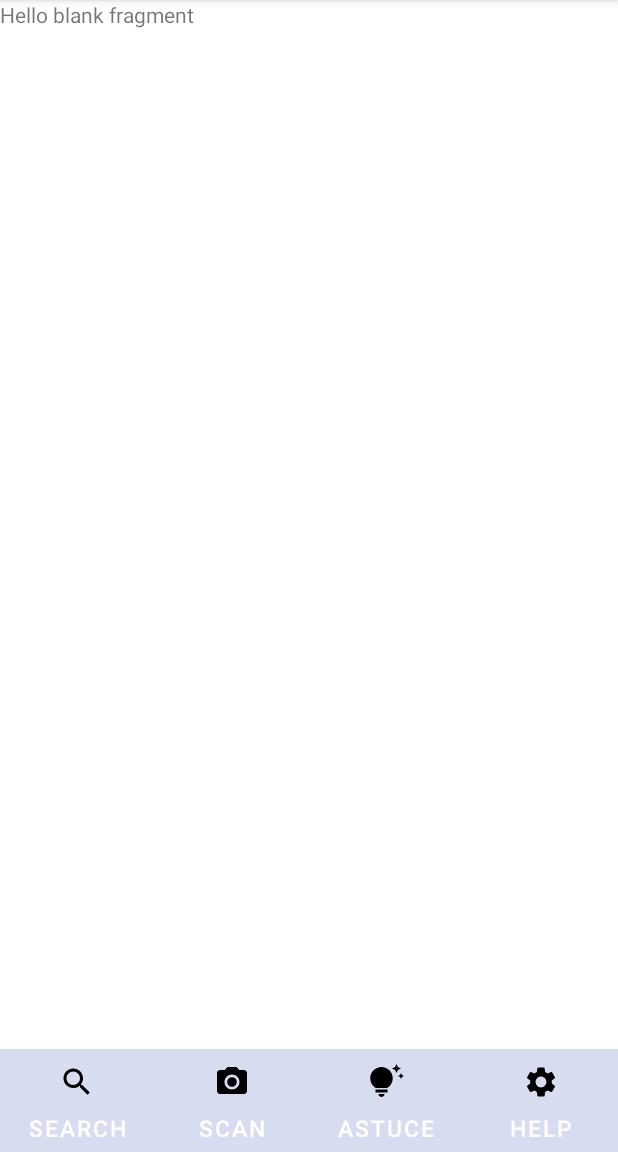
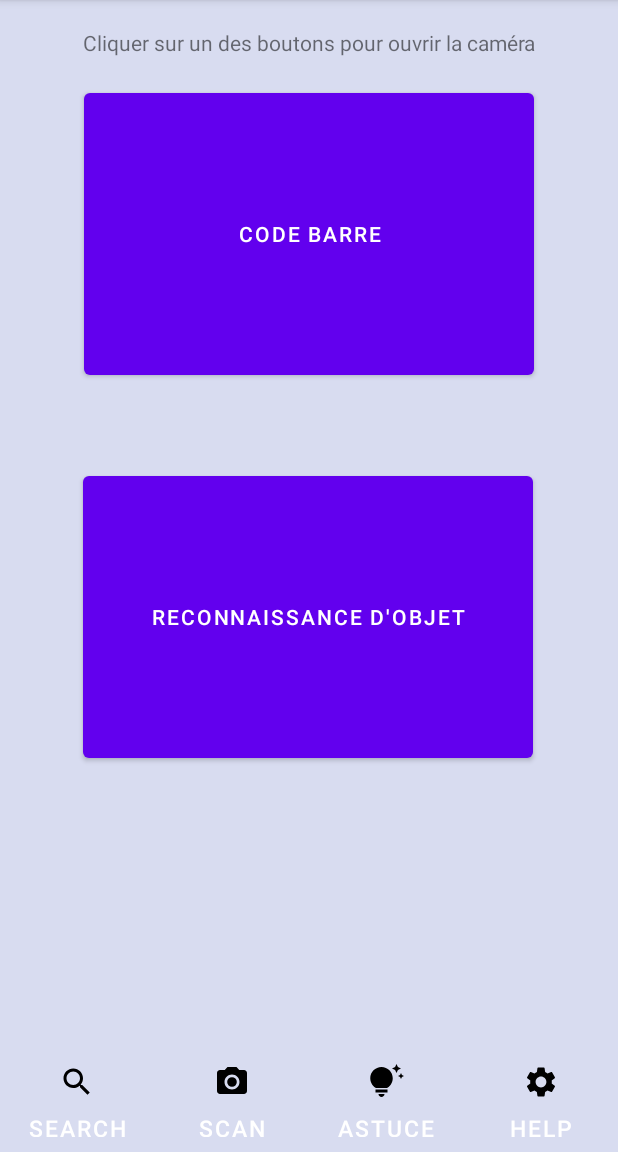
Before and after one commit to SuLois/MonDechetAPP, an Android app: the screen it shows after launch (MainActivity), after a tap on "SCAN", on a phone screen of 412 x 824 dp, the part 84-1236 px from its top. Run offline under Robolectric (Android 15) with nearby library versions, the phone set to English and light mode, and no system bars.

Commit message:
Ajout de deux boutons sur le layout scan

```diff
--- a/app/src/main/res/layout/fragment_scan.xml
+++ b/app/src/main/res/layout/fragment_scan.xml
@@ -1,14 +1,41 @@
 <?xml version="1.0" encoding="utf-8"?>
-<FrameLayout xmlns:android="http://schemas.android.com/apk/res/android"
+<androidx.constraintlayout.widget.ConstraintLayout
+    xmlns:android="http://schemas.android.com/apk/res/android"
+    xmlns:app="http://schemas.android.com/apk/res-auto"
     xmlns:tools="http://schemas.android.com/tools"
     android:layout_width="match_parent"
     android:layout_height="match_parent"
+    android:background="#D8DCF0"
     tools:context=".ScanFragment">
 
-    <!-- TODO: Update blank fragment layout -->
     <TextView
-        android:layout_width="match_parent"
-        android:layout_height="match_parent"
-        android:text="@string/hello_blank_fragment" />
+        android:layout_width="wrap_content"
+        android:layout_height="wrap_content"
+        android:text="Cliquer sur un des boutons pour ouvrir la caméra"
+        app:layout_constraintBottom_toTopOf="@+id/button"
+        app:layout_constraintEnd_toEndOf="parent"
+        app:layout_constraintStart_toStartOf="parent"
+        app:layout_constraintTop_toTopOf="parent" />
 
-</FrameLayout>
+    <Button
+        android:id="@+id/button"
+        android:layout_width="300dp"
+        android:layout_height="200dp"
+        android:text="Code barre"
+        app:layout_constraintBottom_toTopOf="@+id/button2"
+        app:layout_constraintEnd_toEndOf="parent"
+        app:layout_constraintStart_toStartOf="parent"
+        app:layout_constraintTop_toTopOf="parent" />
+
+    <Button
+        android:id="@+id/button2"
+        android:layout_width="300dp"
+        android:layout_height="200dp"
+        android:layout_marginBottom="188dp"
+        android:text="Reconnaissance d'objet"
+        app:layout_constraintBottom_toBottomOf="parent"
+        app:layout_constraintEnd_toEndOf="parent"
+        app:layout_constraintHorizontal_bias="0.495"
+        app:layout_constraintStart_toStartOf="parent" />
+
+</androidx.constraintlayout.widget.ConstraintLayout>
--- a/app/src/main/res/layout/fragment_search.xml
+++ b/app/src/main/res/layout/fragment_search.xml
@@ -15,25 +15,3 @@
         android:text="@string/hello_blank_fragment" />
 
 </androidx.constraintlayout.widget.ConstraintLayout>
-
-    <!--
-    <LinearLayout
-        xmlns:android="http://schemas.android.com/apk/res/android"
-        xmlns:tools="http://schemas.android.com/tools"
-        android:layout_width="wrap_content"
-        android:layout_height="fill_parent"
-        android:orientation="vertical">
-
-        <TextView
-        android:id="@+id/name"
-        android:layout_width="fill_parent"
-        android:layout_height="wrap_content"
-        android:text="" />
-
-        <ListView
-        android:id="@+id/myListView"
-        android:layout_width="fill_parent"
-        android:layout_height="wrap_content"/>
-
-    </LinearLayout>
-    -->
```
